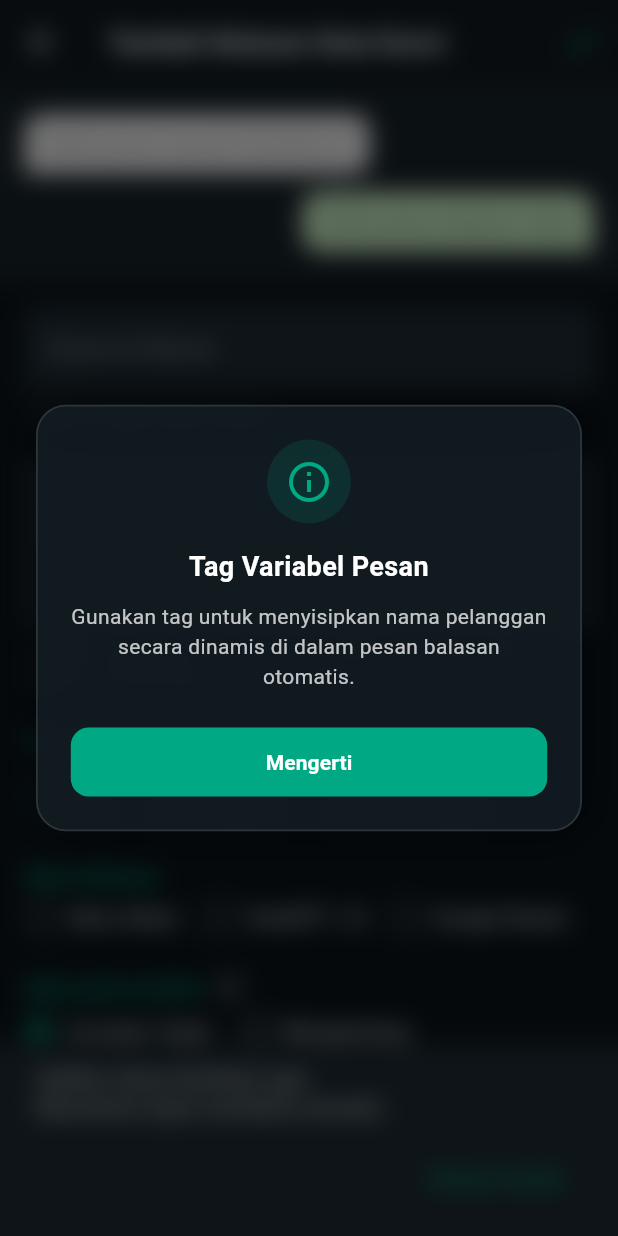
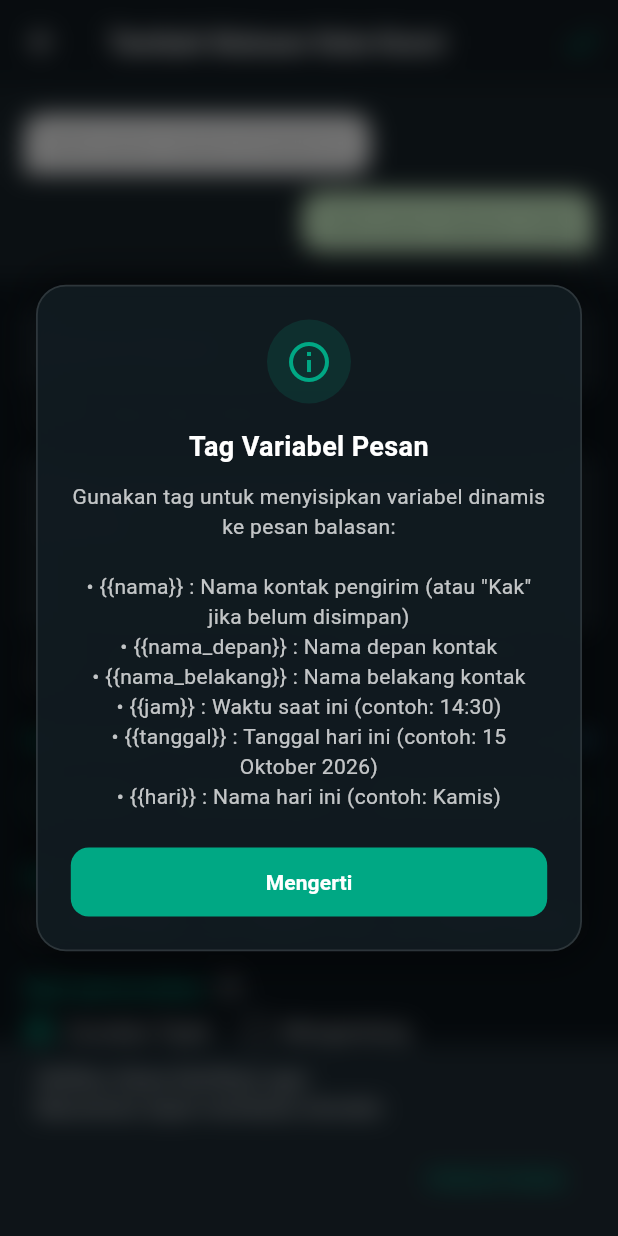
Before and after one commit to maoneart/WhatsAuto, a Flutter app: the AddEditKeywordReplyScreen screen opened directly, after a tap on the "info outline" icon, on a phone screen of 412 x 824 dp. Run offline on Flutter 3.47's test engine with Material 3 defaults, Android fonts, the phone set to English and light mode, and no system bars; our stand-ins replace csv, file_picker, shared_preferences; accounts and stored records are empty.

Commit message:
feat(tags): add real-time date/time tags, horizontal tag slider, and unsaved contact fallback v1.0.8

```diff
--- a/lib/screens/add_edit_keyword_reply_screen.dart
+++ b/lib/screens/add_edit_keyword_reply_screen.dart
@@ -1,5 +1,6 @@
 import 'package:flutter/material.dart';
 import '../models/keyword_reply.dart';
+import '../services/auto_reply_engine.dart';
 import '../widgets/glassmorphism_modal.dart';
 
 class AddEditKeywordReplyScreen extends StatefulWidget {
@@ -59,6 +60,38 @@ class _AddEditKeywordReplyScreenState extends State<AddEditKeywordReplyScreen> {
       _replyController.selection = TextSelection.collapsed(offset: _replyController.text.length);
     }
     setState(() {});
+  }
+
+  String _formatPreviewText() {
+    final rawText = _replyController.text.trim();
+    if (rawText.isEmpty) {
+      if (_useMenuReply) {
+        return '📋 [Menu Balas Aktif]\n(Pohon menu otomatis terkirim)';
+      }
+      if (_useAiReply) {
+        return '🤖 [Balasan AI Aktif]\n(Dijawab otomatis oleh AI)';
+      }
+      if (_useGoogleSheets) {
+        return '📊 [Google Sheets Aktif]\n(Data spreadsheet terkirim)';
+      }
+      return 'Ketik pesan balasan Anda';
+    }
+
+    // Resolusi tag dinamis (nama contoh, jam saat ini, tanggal hari ini, hari ini)
+    var rendered = AutoReplyEngine.applyTags(
+      rawText,
+      senderId: 'Budi Santoso',
+    );
+
+    if (_useMenuReply) {
+      rendered = '$rendered\n\n📋 [+ Menu Balas terlampir]';
+    } else if (_useAiReply) {
+      rendered = '$rendered\n\n🤖 [+ Jawaban AI terlampir]';
+    } else if (_useGoogleSheets) {
+      rendered = '$rendered\n\n📊 [+ Data Sheets terlampir]';
+    }
+
+    return rendered;
   }
 
   void _saveRule() {
@@ -201,21 +234,7 @@ class _AddEditKeywordReplyScreenState extends State<AddEditKeywordReplyScreen> {
                         ],
                       ),
                       child: Text(
-                        _replyController.text.trim().isEmpty
-                            ? (_useMenuReply
-                                ? '📋 [Menu Balas Aktif]\n(Pohon menu otomatis terkirim)'
-                                : (_useAiReply
-                                    ? '🤖 [Balasan AI Aktif]\n(Dijawab otomatis oleh AI)'
-                                    : (_useGoogleSheets
-                                        ? '📊 [Google Sheets Aktif]\n(Data spreadsheet terkirim)'
-                                        : 'Ketik pesan balasan Anda')))
-                            : (_useMenuReply
-                                ? '${_replyController.text.trim()}\n\n📋 [+ Menu Balas terlampir]'
-                                : (_useAiReply
-                                    ? '${_replyController.text.trim()}\n\n🤖 [+ Jawaban AI terlampir]'
-                                    : (_useGoogleSheets
-                                        ? '${_replyController.text.trim()}\n\n📊 [+ Data Sheets terlampir]'
-                                        : _replyController.text.trim()))),
+                        _formatPreviewText(),
                         style: TextStyle(
                           color: _replyController.text.trim().isEmpty
                               ? const Color(0xFF4B6E55)
@@ -293,11 +312,11 @@ class _AddEditKeywordReplyScreenState extends State<AddEditKeywordReplyScreen> {
                   ),
                   const SizedBox(height: 22),
 
-                  // Section: Tag
+                  // Section: Tag (Slider horizontal 1 baris)
                   Row(
                     children: [
                       const Text(
-                        'Tag',
+                        'Tag Variabel',
                         style: TextStyle(
                           color: Color(0xFF00A884),
                           fontSize: 15,
@@ -311,22 +330,43 @@ class _AddEditKeywordReplyScreenState extends State<AddEditKeywordReplyScreen> {
                             context: context,
                             title: 'Tag Variabel Pesan',
                             message:
-                                'Gunakan tag untuk menyisipkan nama pelanggan secara dinamis di dalam pesan balasan otomatis.',
+                                'Gunakan tag untuk menyisipkan variabel dinamis ke pesan balasan:\n\n'
+                                '• {{nama}} : Nama kontak pengirim (atau "Kak" jika belum disimpan)\n'
+                                '• {{nama_depan}} : Nama depan kontak\n'
+                                '• {{nama_belakang}} : Nama belakang kontak\n'
+                                '• {{jam}} : Waktu saat ini (contoh: 14:30)\n'
+                                '• {{tanggal}} : Tanggal hari ini (contoh: 15 Oktober 2026)\n'
+                                '• {{hari}} : Nama hari ini (contoh: Kamis)',
                           );
                         },
                         child: const Icon(Icons.info_outline, color: Colors.white54, size: 18),
                       ),
+                      const Spacer(),
+                      const Text(
+                        'Geser ➡️',
+                        style: TextStyle(color: Colors.white38, fontSize: 11),
+                      ),
                     ],
                   ),
                   const SizedBox(height: 10),
-                  Wrap(
-                    spacing: 8,
-                    runSpacing: 8,
+                  SingleChildScrollView(
+                    scrollDirection: Axis.horizontal,
+                    physics: const BouncingScrollPhysics(),
+                    child: Row(
                       children: [
-                      _buildTagChip('nama', 'nama'),
-                      _buildTagChip('nama depan', 'nama_depan'),
-                      _buildTagChip('nama belakang', 'nama_belakang'),
+                        _buildTagChip('nama', 'nama', Icons.person_outline),
+                        const SizedBox(width: 8),
+                        _buildTagChip('nama depan', 'nama_depan', Icons.badge_outlined),
+                        const SizedBox(width: 8),
+                        _buildTagChip('nama belakang', 'nama_belakang', Icons.assignment_ind_outlined),
+                        const SizedBox(width: 8),
+                        _buildTagChip('jam', 'jam', Icons.access_time),
+                        const SizedBox(width: 8),
+                        _buildTagChip('tanggal', 'tanggal', Icons.calendar_today_outlined),
+                        const SizedBox(width: 8),
+                        _buildTagChip('hari', 'hari', Icons.today_outlined),
                       ],
+                    ),
                   ),
                   const SizedBox(height: 24),
 
@@ -449,24 +489,33 @@ class _AddEditKeywordReplyScreenState extends State<AddEditKeywordReplyScreen> {
     );
   }
 
-  Widget _buildTagChip(String displayLabel, String tagKey) {
+  Widget _buildTagChip(String displayLabel, String tagKey, [IconData? icon]) {
     return InkWell(
       onTap: () => _insertTag(tagKey),
       borderRadius: BorderRadius.circular(20),
       child: Container(
-        padding: const EdgeInsets.symmetric(horizontal: 16, vertical: 7),
+        padding: const EdgeInsets.symmetric(horizontal: 14, vertical: 7),
         decoration: BoxDecoration(
           color: const Color(0xFF111B21),
           borderRadius: BorderRadius.circular(20),
           border: Border.all(color: const Color(0xFF00A884).withOpacity(0.6)),
         ),
-        child: Text(
+        child: Row(
+          mainAxisSize: MainAxisSize.min,
+          children: [
+            if (icon != null) ...[
+              Icon(icon, color: const Color(0xFF00A884), size: 14),
+              const SizedBox(width: 6),
+            ],
+            Text(
               displayLabel,
               style: const TextStyle(
                 color: Color(0xFF00A884),
                 fontSize: 13,
                 fontWeight: FontWeight.w500,
               ),
+            ),
+          ],
         ),
       ),
     );
--- a/lib/screens/test_reply_simulator_screen.dart
+++ b/lib/screens/test_reply_simulator_screen.dart
@@ -81,7 +81,7 @@ class _TestReplySimulatorScreenState extends State<TestReplySimulatorScreen> {
     // Simulasi delay pengetikan bot (250ms)
     Future.delayed(const Duration(milliseconds: 250), () {
       final reply = _engine!.processMessage(
-        senderId: 'simulator_user',
+        senderId: 'Budi Santoso',
         incomingMessage: clean,
       );
 
--- a/lib/services/auto_reply_engine.dart
+++ b/lib/services/auto_reply_engine.dart
@@ -13,6 +13,57 @@ class AutoReplyEngine {
     this.keywordReplies = const [],
     required this.settings,
   });
+
+  static Map<String, String> resolveSenderAndDateTime({
+    required String senderId,
+    DateTime? now,
+  }) {
+    final current = now ?? DateTime.now();
+
+    // 1. Bersihkan nama pengirim & tangani kontak tanpa nama / nomor telepon
+    var cleanName = senderId.trim();
+    if (cleanName.startsWith('~')) {
+      cleanName = cleanName.substring(1).trim();
+    }
+    // Jika hanya nomor telepon (angka, +, spasi, minus, kurung), fallback ke 'Kak'
+    final isPhone = RegExp(r'^[+0-9\s\-()]+$').hasMatch(cleanName);
+    final displayName = (isPhone || cleanName.isEmpty) ? 'Kak' : cleanName;
+
+    final parts = displayName.split(RegExp(r'\s+')).where((p) => p.isNotEmpty).toList();
+    final firstName = parts.isNotEmpty ? parts.first : displayName;
+    final lastName = parts.length > 1 ? parts.sublist(1).join(' ') : '';
+
+    // 2. Format jam & tanggal Indonesia hari ini
+    final jam = '${current.hour.toString().padLeft(2, '0')}:${current.minute.toString().padLeft(2, '0')}';
+    const days = ['Senin', 'Selasa', 'Rabu', 'Kamis', 'Jumat', 'Sabtu', 'Minggu'];
+    const months = [
+      'Januari', 'Februari', 'Maret', 'April', 'Mei', 'Juni',
+      'Juli', 'Agustus', 'September', 'Oktober', 'November', 'Desember'
+    ];
+    final hari = days[current.weekday - 1];
+    final tanggal = '${current.day} ${months[current.month - 1]} ${current.year}';
+
+    return {
+      'nama': displayName,
+      'nama_depan': firstName,
+      'nama_belakang': lastName,
+      'jam': jam,
+      'tanggal': tanggal,
+      'hari': hari,
+    };
+  }
+
+  static String applyTags(String template, {required String senderId, DateTime? now}) {
+    final tags = resolveSenderAndDateTime(senderId: senderId, now: now);
+    var rep = template;
+    rep = rep.replaceAll(RegExp(r'\{\{nama\}\}', caseSensitive: false), tags['nama']!);
+    rep = rep.replaceAll(RegExp(r'\{\{nama_depan\}\}', caseSensitive: false), tags['nama_depan']!);
+    rep = rep.replaceAll(RegExp(r'\{\{nama_belakang\}\}', caseSensitive: false), tags['nama_belakang']!);
+    rep = rep.replaceAll(RegExp(r'\{\{jam\}\}', caseSensitive: false), tags['jam']!);
+    rep = rep.replaceAll(RegExp(r'\{\{tanggal\}\}', caseSensitive: false), tags['tanggal']!);
+    rep = rep.replaceAll(RegExp(r'\{\{hari\}\}', caseSensitive: false), tags['hari']!);
+    return rep;
+  }
 
   void resetSession(String senderId) {
     _sessions[senderId] = 'idle';
@@ -108,16 +159,8 @@ class AutoReplyEngine {
         } else {
           isMatch = keywords.any((k) => lowerMsg.contains(k));
         }
-
         if (isMatch) {
-          var reply = rule.replyMessage;
-          final senderParts = senderId.split(' ');
-          final firstName = senderParts.first;
-          final lastName = senderParts.length > 1 ? senderParts.sublist(1).join(' ') : '';
-
-          reply = reply.replaceAll(RegExp(r'\{\{nama\}\}', caseSensitive: false), senderId);
-          reply = reply.replaceAll(RegExp(r'\{\{nama_depan\}\}', caseSensitive: false), firstName);
-          reply = reply.replaceAll(RegExp(r'\{\{nama_belakang\}\}', caseSensitive: false), lastName);
+          var reply = applyTags(rule.replyMessage, senderId: senderId);
 
           // Jika aturan ini memanggil Menu Balas -> Aktifkan sesi menu!
           if (rule.useMenuReply) {
@@ -144,7 +187,7 @@ class AutoReplyEngine {
       // Diam / jangan balas apapun jika bukan kata kunci terdaftar!
       return '';
     }
-    return settings.defaultReply;
+    return applyTags(settings.defaultReply, senderId: senderId);
   }
 
   String renderMenu(String parentId) {
--- a/pubspec.yaml
+++ b/pubspec.yaml
@@ -1,7 +1,7 @@
 name: maoneauto
 description: "MaoneAuto - Smart Auto Reply & Tree Menu Bot for WhatsApp by MaoneArt"
 publish_to: 'none'
-version: 1.0.7+8
+version: 1.0.8+9
 
 environment:
   sdk: '>=3.0.0 <4.0.0'
```
Also changed, not shown: 1 other file. Lines whose indentation alone changed are shown as unchanged.
